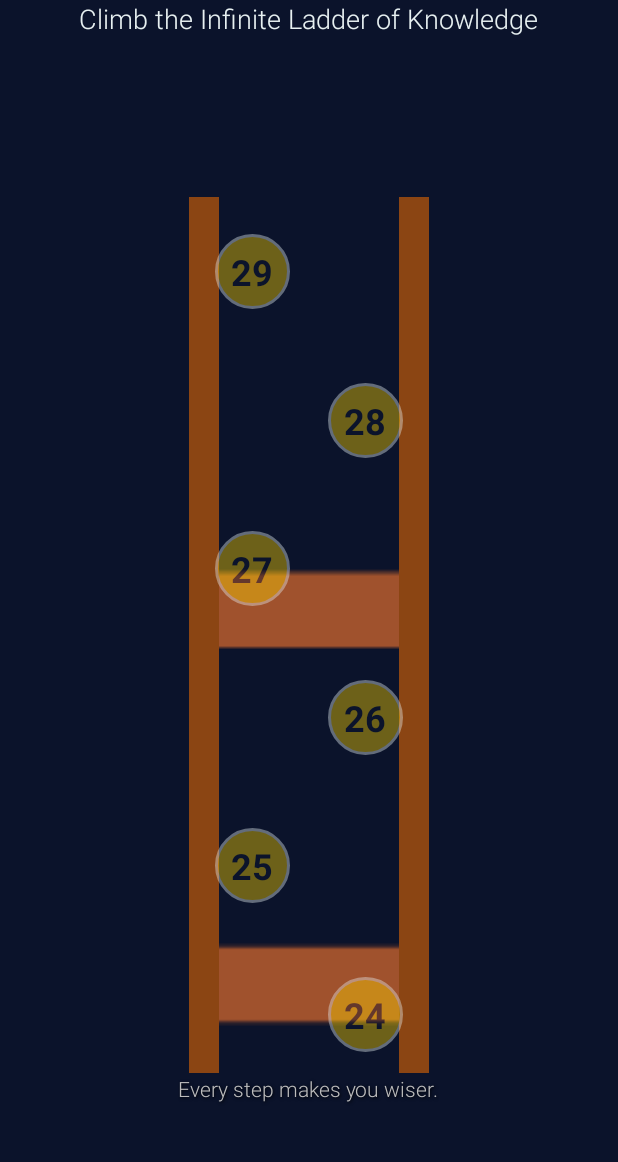
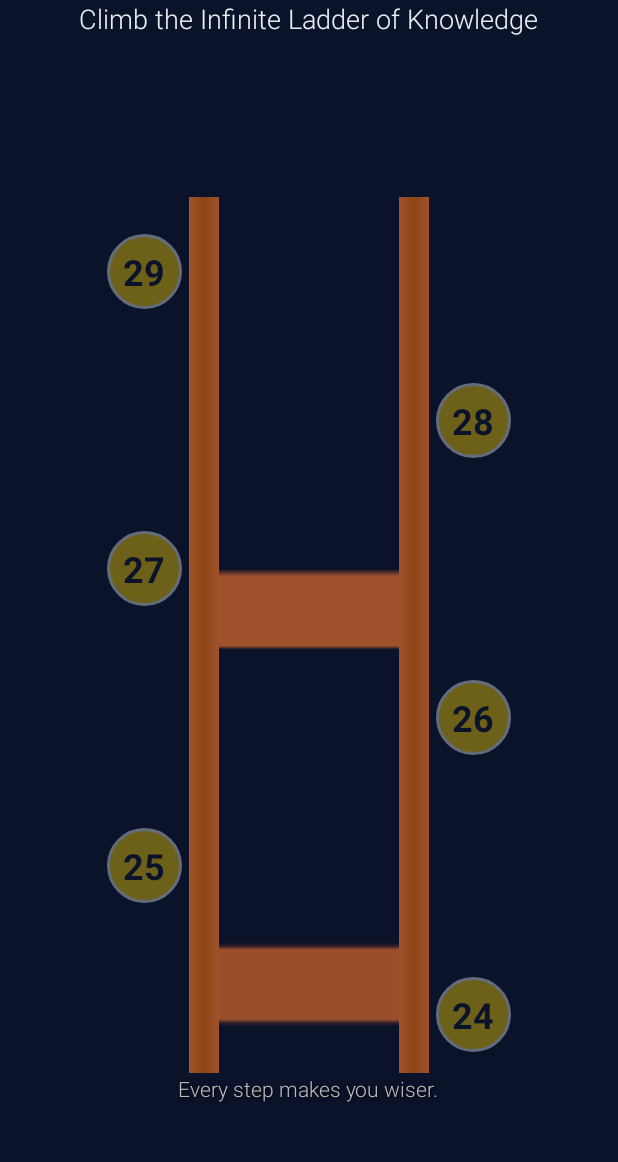
Before and after one commit to UtilityDD/slm, an Android app: the screen it shows after launch (MainActivity), on a phone screen of 412 x 824 dp, the part 73-1235 px from its top. Run offline under Robolectric (Android 15) with nearby library versions, the phone set to English and light mode, and no system bars.

Commit message:
lavel marker improved

```diff
--- a/app/src/main/res/drawable/ladder_vector.xml
+++ b/app/src/main/res/drawable/ladder_vector.xml
@@ -1,73 +1,96 @@
 <?xml version="1.0" encoding="utf-8"?>
 <vector xmlns:android="http://schemas.android.com/apk/res/android"
+    xmlns:aapt="http://schemas.android.com/aapt"
     android:width="100dp"
     android:height="1000dp"
     android:viewportWidth="100"
     android:viewportHeight="1000">
 
     <!-- Left rail -->
-    <path
-        android:fillColor="#8B4513"
-        android:pathData="M10,0 L20,0 L20,1000 L10,1000 Z" />
+    <path android:pathData="M10,0 L20,0 L20,1000 L10,1000 Z">
+        <aapt:attr name="android:fillColor">
+            <gradient
+                android:startX="10"
+                android:startY="500"
+                android:endX="20"
+                android:endY="500"
+                android:type="linear">
+                <item android:color="#A0522D" android:offset="0.0" />
+                <item android:color="#8B4513" android:offset="0.5" />
+                <item android:color="#A0522D" android:offset="1.0" />
+            </gradient>
+        </aapt:attr>
+    </path>
     <!-- Right rail -->
-    <path
-        android:fillColor="#8B4513"
-        android:pathData="M80,0 L90,0 L90,1000 L80,1000 Z" />
+    <path android:pathData="M80,0 L90,0 L90,1000 L80,1000 Z">
+        <aapt:attr name="android:fillColor">
+            <gradient
+                android:startX="80"
+                android:startY="500"
+                android:endX="90"
+                android:endY="500"
+                android:type="linear">
+                <item android:color="#A0522D" android:offset="0.0" />
+                <item android:color="#8B4513" android:offset="0.5" />
+                <item android:color="#A0522D" android:offset="1.0" />
+            </gradient>
+        </aapt:attr>
+    </path>
 
     <!-- Rungs -->
     <path
         android:fillColor="#A0522D"
         android:pathData="M20,50 L80,50 L80,60 L20,60 Z" />
     <path
-        android:fillColor="#A0522D"
+        android:fillColor="#9A4E2A"
         android:pathData="M20,100 L80,100 L80,110 L20,110 Z" />
     <path
         android:fillColor="#A0522D"
         android:pathData="M20,150 L80,150 L80,160 L20,160 Z" />
     <path
-        android:fillColor="#A0522D"
+        android:fillColor="#9A4E2A"
         android:pathData="M20,200 L80,200 L80,210 L20,210 Z" />
     <path
         android:fillColor="#A0522D"
         android:pathData="M20,250 L80,250 L80,260 L20,260 Z" />
     <path
-        android:fillColor="#A0522D"
+        android:fillColor="#9A4E2A"
         android:pathData="M20,300 L80,300 L80,310 L20,310 Z" />
     <path
         android:fillColor="#A0522D"
         android:pathData="M20,350 L80,350 L80,360 L20,360 Z" />
     <path
-        android:fillColor="#A0522D"
+        android:fillColor="#9A4E2A"
         android:pathData="M20,400 L80,400 L80,410 L20,410 Z" />
     <path
         android:fillColor="#A0522D"
         android:pathData="M20,450 L80,450 L80,460 L20,460 Z" />
     <path
-        android:fillColor="#A0522D"
+        android:fillColor="#9A4E2A"
         android:pathData="M20,500 L80,500 L80,510 L20,510 Z" />
     <path
         android:fillColor="#A0522D"
         android:pathData="M20,550 L80,550 L80,560 L20,560 Z" />
     <path
-        android:fillColor="#A0522D"
+        android:fillColor="#9A4E2A"
         android:pathData="M20,600 L80,600 L80,610 L20,610 Z" />
     <path
         android:fillColor="#A0522D"
         android:pathData="M20,650 L80,650 L80,660 L20,660 Z" />
     <path
-        android:fillColor="#A0522D"
+        android:fillColor="#9A4E2A"
         android:pathData="M20,700 L80,700 L80,710 L20,710 Z" />
     <path
         android:fillColor="#A0522D"
         android:pathData="M20,750 L80,750 L80,760 L20,760 Z" />
     <path
-        android:fillColor="#A0522D"
+        android:fillColor="#9A4E2A"
         android:pathData="M20,800 L80,800 L80,810 L20,810 Z" />
     <path
         android:fillColor="#A0522D"
         android:pathData="M20,850 L80,850 L80,860 L20,860 Z" />
     <path
-        android:fillColor="#A0522D"
+        android:fillColor="#9A4E2A"
         android:pathData="M20,900 L80,900 L80,910 L20,910 Z" />
     <path
         android:fillColor="#A0522D"
--- a/app/src/main/res/layout/activity_main.xml
+++ b/app/src/main/res/layout/activity_main.xml
@@ -120,9 +120,8 @@
                 android:textSize="24sp"
                 android:textStyle="bold"
                 app:layout_constraintBottom_toBottomOf="@id/ladder_image"
-                app:layout_constraintEnd_toEndOf="@id/ladder_image"
-                app:layout_constraintHorizontal_bias="0.25"
-                app:layout_constraintStart_toStartOf="@id/ladder_image"
+                app:layout_constraintEnd_toStartOf="@id/ladder_image"
+                android:layout_marginEnd="-15dp"
                 app:layout_constraintTop_toTopOf="parent"
                 app:layout_constraintVertical_bias="0.955" />
 
@@ -137,9 +136,8 @@
                 android:textSize="24sp"
                 android:textStyle="bold"
                 app:layout_constraintBottom_toBottomOf="@id/ladder_image"
-                app:layout_constraintEnd_toEndOf="@id/ladder_image"
-                app:layout_constraintHorizontal_bias="0.75"
-                app:layout_constraintStart_toStartOf="@id/ladder_image"
+                app:layout_constraintStart_toEndOf="@id/ladder_image"
+                android:layout_marginStart="-15dp"
                 app:layout_constraintTop_toTopOf="parent"
                 app:layout_constraintVertical_bias="0.905" />
 
@@ -154,9 +152,8 @@
                 android:textSize="24sp"
                 android:textStyle="bold"
                 app:layout_constraintBottom_toBottomOf="@id/ladder_image"
-                app:layout_constraintEnd_toEndOf="@id/ladder_image"
-                app:layout_constraintHorizontal_bias="0.25"
-                app:layout_constraintStart_toStartOf="@id/ladder_image"
+                app:layout_constraintEnd_toStartOf="@id/ladder_image"
+                android:layout_marginEnd="-15dp"
                 app:layout_constraintTop_toTopOf="parent"
                 app:layout_constraintVertical_bias="0.855" />
 
@@ -171,9 +168,8 @@
                 android:textSize="24sp"
                 android:textStyle="bold"
                 app:layout_constraintBottom_toBottomOf="@id/ladder_image"
-                app:layout_constraintEnd_toEndOf="@id/ladder_image"
-                app:layout_constraintHorizontal_bias="0.75"
-                app:layout_constraintStart_toStartOf="@id/ladder_image"
+                app:layout_constraintStart_toEndOf="@id/ladder_image"
+                android:layout_marginStart="-15dp"
                 app:layout_constraintTop_toTopOf="parent"
                 app:layout_constraintVertical_bias="0.805" />
 
@@ -188,9 +184,8 @@
                 android:textSize="24sp"
                 android:textStyle="bold"
                 app:layout_constraintBottom_toBottomOf="@id/ladder_image"
-                app:layout_constraintEnd_toEndOf="@id/ladder_image"
-                app:layout_constraintHorizontal_bias="0.25"
-                app:layout_constraintStart_toStartOf="@id/ladder_image"
+                app:layout_constraintEnd_toStartOf="@id/ladder_image"
+                android:layout_marginEnd="-15dp"
                 app:layout_constraintTop_toTopOf="parent"
                 app:layout_constraintVertical_bias="0.755" />
 
@@ -205,9 +200,8 @@
                 android:textSize="24sp"
                 android:textStyle="bold"
                 app:layout_constraintBottom_toBottomOf="@id/ladder_image"
-                app:layout_constraintEnd_toEndOf="@id/ladder_image"
-                app:layout_constraintHorizontal_bias="0.75"
-                app:layout_constraintStart_toStartOf="@id/ladder_image"
+                app:layout_constraintStart_toEndOf="@id/ladder_image"
+                android:layout_marginStart="-15dp"
                 app:layout_constraintTop_toTopOf="parent"
                 app:layout_constraintVertical_bias="0.705" />
 
@@ -222,9 +216,8 @@
                 android:textSize="24sp"
                 android:textStyle="bold"
                 app:layout_constraintBottom_toBottomOf="@id/ladder_image"
-                app:layout_constraintEnd_toEndOf="@id/ladder_image"
-                app:layout_constraintHorizontal_bias="0.25"
-                app:layout_constraintStart_toStartOf="@id/ladder_image"
+                app:layout_constraintEnd_toStartOf="@id/ladder_image"
+                android:layout_marginEnd="-15dp"
                 app:layout_constraintTop_toTopOf="parent"
                 app:layout_constraintVertical_bias="0.655" />
 
@@ -239,9 +232,8 @@
                 android:textSize="24sp"
                 android:textStyle="bold"
                 app:layout_constraintBottom_toBottomOf="@id/ladder_image"
-                app:layout_constraintEnd_toEndOf="@id/ladder_image"
-                app:layout_constraintHorizontal_bias="0.75"
-                app:layout_constraintStart_toStartOf="@id/ladder_image"
+                app:layout_constraintStart_toEndOf="@id/ladder_image"
+                android:layout_marginStart="-15dp"
                 app:layout_constraintTop_toTopOf="parent"
                 app:layout_constraintVertical_bias="0.605" />
 
@@ -256,9 +248,8 @@
                 android:textSize="24sp"
                 android:textStyle="bold"
                 app:layout_constraintBottom_toBottomOf="@id/ladder_image"
-                app:layout_constraintEnd_toEndOf="@id/ladder_image"
-                app:layout_constraintHorizontal_bias="0.25"
-                app:layout_constraintStart_toStartOf="@id/ladder_image"
+                app:layout_constraintEnd_toStartOf="@id/ladder_image"
+                android:layout_marginEnd="-15dp"
                 app:layout_constraintTop_toTopOf="parent"
                 app:layout_constraintVertical_bias="0.555" />
 
@@ -273,9 +264,8 @@
                 android:textSize="24sp"
                 android:textStyle="bold"
                 app:layout_constraintBottom_toBottomOf="@id/ladder_image"
-                app:layout_constraintEnd_toEndOf="@id/ladder_image"
-                app:layout_constraintHorizontal_bias="0.75"
-                app:layout_constraintStart_toStartOf="@id/ladder_image"
+                app:layout_constraintStart_toEndOf="@id/ladder_image"
+                android:layout_marginStart="-15dp"
                 app:layout_constraintTop_toTopOf="parent"
                 app:layout_constraintVertical_bias="0.505" />
 
@@ -290,9 +280,8 @@
                 android:textSize="24sp"
                 android:textStyle="bold"
                 app:layout_constraintBottom_toBottomOf="@id/ladder_image"
-                app:layout_constraintEnd_toEndOf="@id/ladder_image"
-                app:layout_constraintHorizontal_bias="0.25"
-                app:layout_constraintStart_toStartOf="@id/ladder_image"
+                app:layout_constraintEnd_toStartOf="@id/ladder_image"
+                android:layout_marginEnd="-15dp"
                 app:layout_constraintTop_toTopOf="parent"
                 app:layout_constraintVertical_bias="0.455" />
 
@@ -307,9 +296,8 @@
                 android:textSize="24sp"
                 android:textStyle="bold"
                 app:layout_constraintBottom_toBottomOf="@id/ladder_image"
-                app:layout_constraintEnd_toEndOf="@id/ladder_image"
-                app:layout_constraintHorizontal_bias="0.75"
-                app:layout_constraintStart_toStartOf="@id/ladder_image"
+                app:layout_constraintStart_toEndOf="@id/ladder_image"
+                android:layout_marginStart="-15dp"
                 app:layout_constraintTop_toTopOf="parent"
                 app:layout_constraintVertical_bias="0.405" />
 
@@ -324,9 +312,8 @@
                 android:textSize="24sp"
                 android:textStyle="bold"
                 app:layout_constraintBottom_toBottomOf="@id/ladder_image"
-                app:layout_constraintEnd_toEndOf="@id/ladder_image"
-                app:layout_constraintHorizontal_bias="0.25"
-                app:layout_constraintStart_toStartOf="@id/ladder_image"
+                app:layout_constraintEnd_toStartOf="@id/ladder_image"
+                android:layout_marginEnd="-15dp"
                 app:layout_constraintTop_toTopOf="parent"
                 app:layout_constraintVertical_bias="0.355" />
 
@@ -341,9 +328,8 @@
                 android:textSize="24sp"
                 android:textStyle="bold"
                 app:layout_constraintBottom_toBottomOf="@id/ladder_image"
-                app:layout_constraintEnd_toEndOf="@id/ladder_image"
-                app:layout_constraintHorizontal_bias="0.75"
-                app:layout_constraintStart_toStartOf="@id/ladder_image"
+                app:layout_constraintStart_toEndOf="@id/ladder_image"
+                android:layout_marginStart="-15dp"
                 app:layout_constraintTop_toTopOf="parent"
                 app:layout_constraintVertical_bias="0.305" />
 
@@ -358,9 +344,8 @@
                 android:textSize="24sp"
                 android:textStyle="bold"
                 app:layout_constraintBottom_toBottomOf="@id/ladder_image"
-                app:layout_constraintEnd_toEndOf="@id/ladder_image"
-                app:layout_constraintHorizontal_bias="0.25"
-                app:layout_constraintStart_toStartOf="@id/ladder_image"
+                app:layout_constraintEnd_toStartOf="@id/ladder_image"
+                android:layout_marginEnd="-15dp"
                 app:layout_constraintTop_toTopOf="parent"
                 app:layout_constraintVertical_bias="0.285" />
 
@@ -375,9 +360,8 @@
                 android:textSize="24sp"
                 android:textStyle="bold"
                 app:layout_constraintBottom_toBottomOf="@id/ladder_image"
-                app:layout_constraintEnd_toEndOf="@id/ladder_image"
-                app:layout_constraintHorizontal_bias="0.75"
-                app:layout_constraintStart_toStartOf="@id/ladder_image"
+                app:layout_constraintStart_toEndOf="@id/ladder_image"
+                android:layout_marginStart="-15dp"
                 app:layout_constraintTop_toTopOf="parent"
                 app:layout_constraintVertical_bias="0.265" />
 
@@ -392,9 +376,8 @@
                 android:textSize="24sp"
                 android:textStyle="bold"
                 app:layout_constraintBottom_toBottomOf="@id/ladder_image"
-                app:layout_constraintEnd_toEndOf="@id/ladder_image"
-                app:layout_constraintHorizontal_bias="0.25"
-                app:layout_constraintStart_toStartOf="@id/ladder_image"
+                app:layout_constraintEnd_toStartOf="@id/ladder_image"
+                android:layout_marginEnd="-15dp"
                 app:layout_constraintTop_toTopOf="parent"
                 app:layout_constraintVertical_bias="0.245" />
 
@@ -409,9 +392,8 @@
                 android:textSize="24sp"
                 android:textStyle="bold"
                 app:layout_constraintBottom_toBottomOf="@id/ladder_image"
-                app:layout_constraintEnd_toEndOf="@id/ladder_image"
-                app:layout_constraintHorizontal_bias="0.75"
-                app:layout_constraintStart_toStartOf="@id/ladder_image"
+                app:layout_constraintStart_toEndOf="@id/ladder_image"
+                android:layout_marginStart="-15dp"
                 app:layout_constraintTop_toTopOf="parent"
                 app:layout_constraintVertical_bias="0.225" />
 
@@ -426,9 +408,8 @@
                 android:textSize="24sp"
                 android:textStyle="bold"
                 app:layout_constraintBottom_toBottomOf="@id/ladder_image"
-                app:layout_constraintEnd_toEndOf="@id/ladder_image"
-                app:layout_constraintHorizontal_bias="0.25"
-                app:layout_constraintStart_toStartOf="@id/ladder_image"
+                app:layout_constraintEnd_toStartOf="@id/ladder_image"
+                android:layout_marginEnd="-15dp"
                 app:layout_constraintTop_toTopOf="parent"
                 app:layout_constraintVertical_bias="0.205" />
 
@@ -443,9 +424,8 @@
                 android:textSize="24sp"
                 android:textStyle="bold"
                 app:layout_constraintBottom_toBottomOf="@id/ladder_image"
-                app:layout_constraintEnd_toEndOf="@id/ladder_image"
-                app:layout_constraintHorizontal_bias="0.75"
-                app:layout_constraintStart_toStartOf="@id/ladder_image"
+                app:layout_constraintStart_toEndOf="@id/ladder_image"
+                android:layout_marginStart="-15dp"
                 app:layout_constraintTop_toTopOf="parent"
                 app:layout_constraintVertical_bias="0.185" />
 
@@ -460,9 +440,8 @@
                 android:textSize="24sp"
                 android:textStyle="bold"
                 app:layout_constraintBottom_toBottomOf="@id/ladder_image"
-                app:layout_constraintEnd_toEndOf="@id/ladder_image"
-                app:layout_constraintHorizontal_bias="0.25"
-                app:layout_constraintStart_toStartOf="@id/ladder_image"
+                app:layout_constraintEnd_toStartOf="@id/ladder_image"
+                android:layout_marginEnd="-15dp"
                 app:layout_constraintTop_toTopOf="parent"
                 app:layout_constraintVertical_bias="0.165" />
 
@@ -477,9 +456,8 @@
                 android:textSize="24sp"
                 android:textStyle="bold"
                 app:layout_constraintBottom_toBottomOf="@id/ladder_image"
-                app:layout_constraintEnd_toEndOf="@id/ladder_image"
-                app:layout_constraintHorizontal_bias="0.75"
-                app:layout_constraintStart_toStartOf="@id/ladder_image"
+                app:layout_constraintStart_toEndOf="@id/ladder_image"
+                android:layout_marginStart="-15dp"
                 app:layout_constraintTop_toTopOf="parent"
                 app:layout_constraintVertical_bias="0.145" />
 
@@ -494,9 +472,8 @@
                 android:textSize="24sp"
                 android:textStyle="bold"
                 app:layout_constraintBottom_toBottomOf="@id/ladder_image"
-                app:layout_constraintEnd_toEndOf="@id/ladder_image"
-                app:layout_constraintHorizontal_bias="0.25"
-                app:layout_constraintStart_toStartOf="@id/ladder_image"
+                app:layout_constraintEnd_toStartOf="@id/ladder_image"
+                android:layout_marginEnd="-15dp"
                 app:layout_constraintTop_toTopOf="parent"
                 app:layout_constraintVertical_bias="0.125" />
 
@@ -511,9 +488,8 @@
                 android:textSize="24sp"
                 android:textStyle="bold"
                 app:layout_constraintBottom_toBottomOf="@id/ladder_image"
-                app:layout_constraintEnd_toEndOf="@id/ladder_image"
-                app:layout_constraintHorizontal_bias="0.75"
-                app:layout_constraintStart_toStartOf="@id/ladder_image"
+                app:layout_constraintStart_toEndOf="@id/ladder_image"
+                android:layout_marginStart="-15dp"
                 app:layout_constraintTop_toTopOf="parent"
                 app:layout_constraintVertical_bias="0.105" />
 
@@ -528,9 +504,8 @@
                 android:textSize="24sp"
                 android:textStyle="bold"
                 app:layout_constraintBottom_toBottomOf="@id/ladder_image"
-                app:layout_constraintEnd_toEndOf="@id/ladder_image"
-                app:layout_constraintHorizontal_bias="0.25"
-                app:layout_constraintStart_toStartOf="@id/ladder_image"
+                app:layout_constraintEnd_toStartOf="@id/ladder_image"
+                android:layout_marginEnd="-15dp"
                 app:layout_constraintTop_toTopOf="parent"
                 app:layout_constraintVertical_bias="0.085" />
 
@@ -545,9 +520,8 @@
                 android:textSize="24sp"
                 android:textStyle="bold"
                 app:layout_constraintBottom_toBottomOf="@id/ladder_image"
-                app:layout_constraintEnd_toEndOf="@id/ladder_image"
-                app:layout_constraintHorizontal_bias="0.75"
-                app:layout_constraintStart_toStartOf="@id/ladder_image"
+                app:layout_constraintStart_toEndOf="@id/ladder_image"
+                android:layout_marginStart="-15dp"
                 app:layout_constraintTop_toTopOf="parent"
                 app:layout_constraintVertical_bias="0.065" />
 
@@ -562,9 +536,8 @@
                 android:textSize="24sp"
                 android:textStyle="bold"
                 app:layout_constraintBottom_toBottomOf="@id/ladder_image"
-                app:layout_constraintEnd_toEndOf="@id/ladder_image"
-                app:layout_constraintHorizontal_bias="0.25"
-                app:layout_constraintStart_toStartOf="@id/ladder_image"
+                app:layout_constraintEnd_toStartOf="@id/ladder_image"
+                android:layout_marginEnd="-15dp"
                 app:layout_constraintTop_toTopOf="parent"
                 app:layout_constraintVertical_bias="0.045" />
 
@@ -579,9 +552,8 @@
                 android:textSize="24sp"
                 android:textStyle="bold"
                 app:layout_constraintBottom_toBottomOf="@id/ladder_image"
-                app:layout_constraintEnd_toEndOf="@id/ladder_image"
-                app:layout_constraintHorizontal_bias="0.75"
-                app:layout_constraintStart_toStartOf="@id/ladder_image"
+                app:layout_constraintStart_toEndOf="@id/ladder_image"
+                android:layout_marginStart="-15dp"
                 app:layout_constraintTop_toTopOf="parent"
                 app:layout_constraintVertical_bias="0.025" />
 
@@ -596,9 +568,8 @@
                 android:textSize="24sp"
                 android:textStyle="bold"
                 app:layout_constraintBottom_toBottomOf="@id/ladder_image"
-                app:layout_constraintEnd_toEndOf="@id/ladder_image"
-                app:layout_constraintHorizontal_bias="0.25"
-                app:layout_constraintStart_toStartOf="@id/ladder_image"
+                app:layout_constraintEnd_toStartOf="@id/ladder_image"
+                android:layout_marginEnd="-15dp"
                 app:layout_constraintTop_toTopOf="parent"
                 app:layout_constraintVertical_bias="0.005" />
 
```
